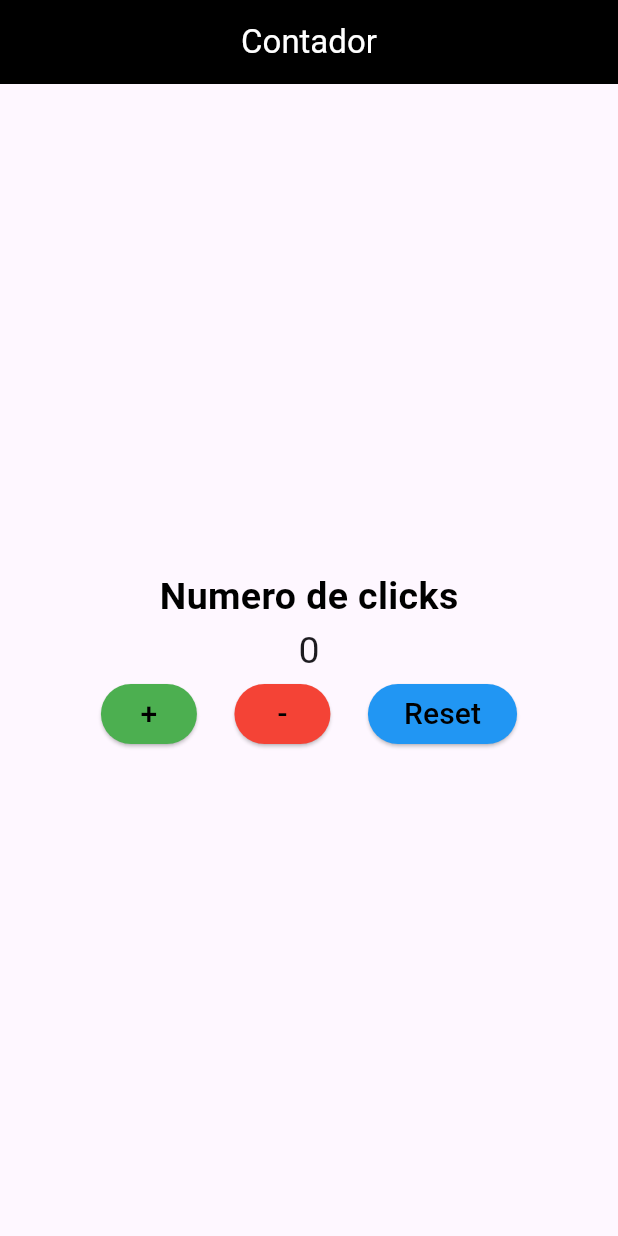
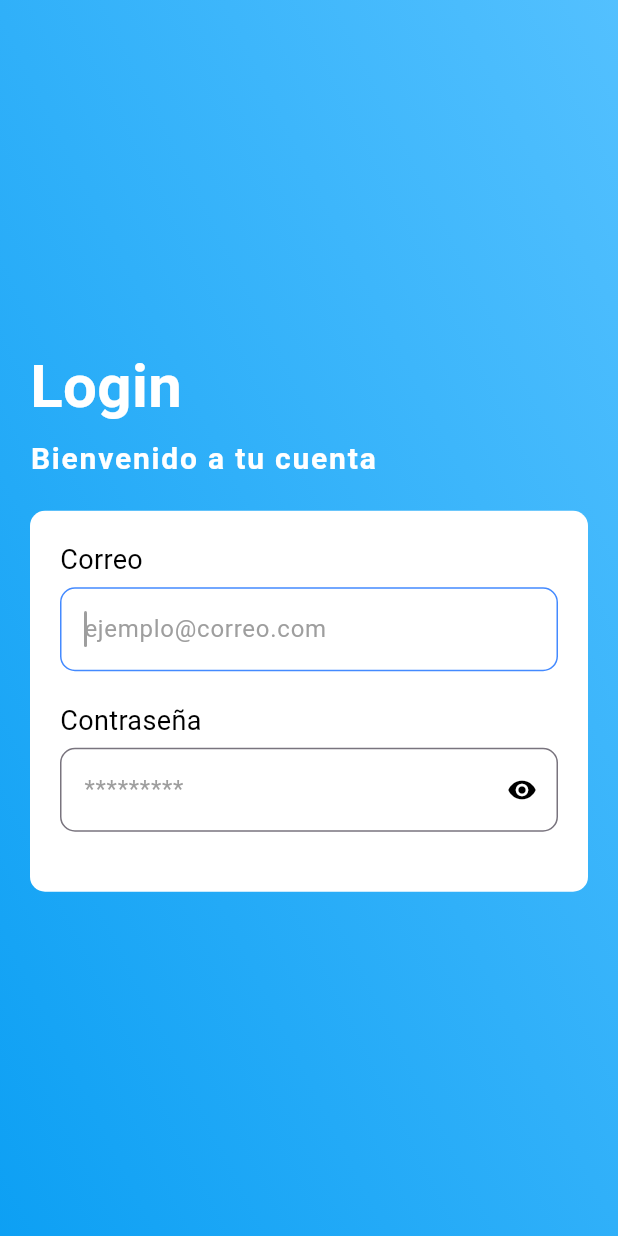
Before and after one commit to victoMR/Contador_con_flutter, a Flutter app: the screen it shows after launch, on a phone screen of 412 x 824 dp. Run offline on Flutter 3.47's test engine with Material 3 defaults, Android fonts, the phone set to English and light mode, and no system bars.

Commit message:
login page

```diff
--- a/lib/main.dart
+++ b/lib/main.dart
@@ -1,5 +1,6 @@
 import 'package:flutter/material.dart';
-import 'package:flutter_app_2/pages/home_page.dart';
+// import 'package:flutter_app_2/pages/home_page.dart';
+import 'package:flutter_app_2/pages/login_page.dart';
 
 void main() => runApp(const MyApp());
 
@@ -10,7 +11,7 @@ class MyApp extends StatelessWidget {
   Widget build(BuildContext context) {
     return const MaterialApp(
       title: 'Material App',
-      home: HomePage(),
+      home: LoginPage(),
     );
   }
 }
--- /dev/null
+++ b/lib/pages/login_page.dart
@@ -0,0 +1,193 @@
+import 'package:flutter/material.dart';
+
+class LoginPage extends StatefulWidget {
+  const LoginPage({super.key});
+
+  @override
+  State<LoginPage> createState() => _LoginPageState();
+}
+
+class _LoginPageState extends State<LoginPage> {
+  @override
+  Widget build(BuildContext context) {
+    return const Scaffold(
+      body: Stack(
+        children: [
+          // Fondo
+          _Fondo(),
+          // Formulario
+          _Formulario(),
+          // Boton
+          _Boton(),
+        ],
+      ),
+    );
+  }
+}
+
+// Fondo de la pagina
+class _Fondo extends StatelessWidget {
+  const _Fondo({super.key});
+
+  @override
+  Widget build(BuildContext context) {
+    return Container(
+        decoration: const BoxDecoration(
+      gradient: LinearGradient(
+        begin: Alignment.topCenter,
+        end: Alignment.bottomCenter,
+        tileMode: TileMode.clamp, // esto hace que se repita el gradiente
+        transform: GradientRotation(10.52551), // rotacion del gradiente
+        stops: [0.0, 1.0], // inicio y fin del gradiente
+        colors: [Color(0xff099ef3), Color(0xff57c2ff)],
+      ),
+    ));
+  }
+}
+
+// Formulario de la pagina
+class _Formulario extends StatefulWidget {
+  const _Formulario({super.key});
+
+  @override
+  State<_Formulario> createState() => __FormularioState();
+}
+
+class __FormularioState extends State<_Formulario> {
+  @override
+  Widget build(BuildContext context) {
+    return const Padding(
+      padding: EdgeInsets.symmetric(horizontal: 20),
+      child: Column(
+        mainAxisAlignment: MainAxisAlignment.center,
+        crossAxisAlignment: CrossAxisAlignment.start,
+        children: [
+          Text(
+            'Login',
+            style: TextStyle(
+                color: Colors.white, fontSize: 40, fontWeight: FontWeight.bold),
+          ),
+          SizedBox(height: 5),
+          Text(
+            'Bienvenido a tu cuenta',
+            style: TextStyle(
+                color: Colors.white,
+                fontSize: 20,
+                fontWeight: FontWeight.bold,
+                letterSpacing: 1.2),
+          ),
+          SizedBox(height: 20),
+          // Input
+          _Input(),
+        ],
+      ),
+    );
+  }
+}
+
+// Input de la pagina
+class _Input extends StatefulWidget {
+  const _Input({super.key});
+
+  @override
+  State<_Input> createState() => __InputState();
+}
+
+class __InputState extends State<_Input> {
+  @override
+  Widget build(BuildContext context) {
+    return Container(
+      padding: const EdgeInsets.all(20),
+      decoration: BoxDecoration(
+          color: Colors.white, borderRadius: BorderRadius.circular(10)),
+      child: Column(
+        crossAxisAlignment: CrossAxisAlignment.start,
+        children: [
+          const Text('Correo',
+              style: TextStyle(
+                color: Colors.black,
+                fontSize: 18,
+              )),
+          const SizedBox(height: 5),
+          TextFormField(
+            keyboardType: TextInputType.emailAddress,
+            decoration: InputDecoration(
+              border: OutlineInputBorder(
+                borderRadius: BorderRadius.circular(10),
+              ),
+              hintText: 'ejemplo@correo.com',
+              hintStyle: const TextStyle(color: Colors.grey),
+              focusColor: Colors.blueAccent,
+              focusedBorder: OutlineInputBorder(
+                borderRadius: BorderRadius.circular(10),
+                borderSide: const BorderSide(color: Colors.blueAccent),
+              ),
+            ),
+            autocorrect: false,
+            autofillHints: const [AutofillHints.email],
+            cursorColor: Colors.grey,
+            cursorRadius: const Radius.circular(5),
+            cursorWidth: 2,
+            cursorOpacityAnimates: true,
+            obscureText: false,
+            autofocus: true,
+          ),
+          const SizedBox(height: 20),
+          const Text('Contraseña',
+              style: TextStyle(
+                color: Colors.black,
+                fontSize: 18,
+              )),
+          const SizedBox(height: 5),
+          TextFormField(
+            obscureText: true,
+            keyboardType: TextInputType.visiblePassword,
+            decoration: InputDecoration(
+              border: OutlineInputBorder(
+                borderRadius: BorderRadius.circular(10),
+              ),
+              hintText: '*********',
+              suffixIcon: IconButton(
+                onPressed: () {},
+                color: Colors.black,
+                focusColor: Colors.blueAccent,
+                icon: const Icon(Icons.remove_red_eye),
+                selectedIcon: const Icon(Icons.remove_red_eye_outlined),
+                iconSize: 20,
+              ),
+              hintStyle: const TextStyle(color: Colors.grey),
+              focusColor: Colors.blueAccent,
+              focusedBorder: OutlineInputBorder(
+                borderRadius: BorderRadius.circular(10),
+                borderSide: const BorderSide(color: Colors.blue),
+              ),
+            ),
+            autocorrect: false,
+            autofillHints: const [AutofillHints.password],
+            cursorColor: Colors.grey,
+            cursorRadius: const Radius.circular(5),
+            cursorWidth: 2,
+            cursorOpacityAnimates: true,
+            autofocus: false,
+            // Falta el boton (ojo) de mostrar contraseña
+          ),
+          const SizedBox(height: 20),
+          // Boton
+          const _Boton(),
+        ],
+      ),
+    );
+  }
+}
+
+// Boton de la pagina
+class _Boton extends StatelessWidget {
+  const _Boton({super.key});
+
+  @override
+  Widget build(BuildContext context) {
+    return Container();
+  }
+}
+
+// Path: lib/pages/login_page.dart
```
